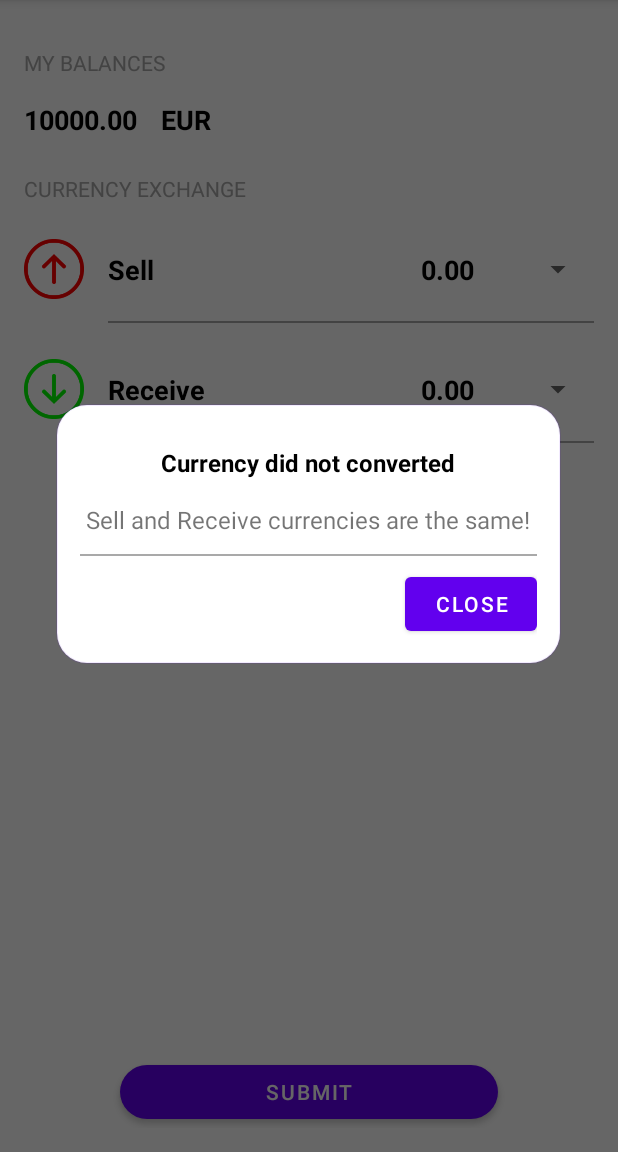
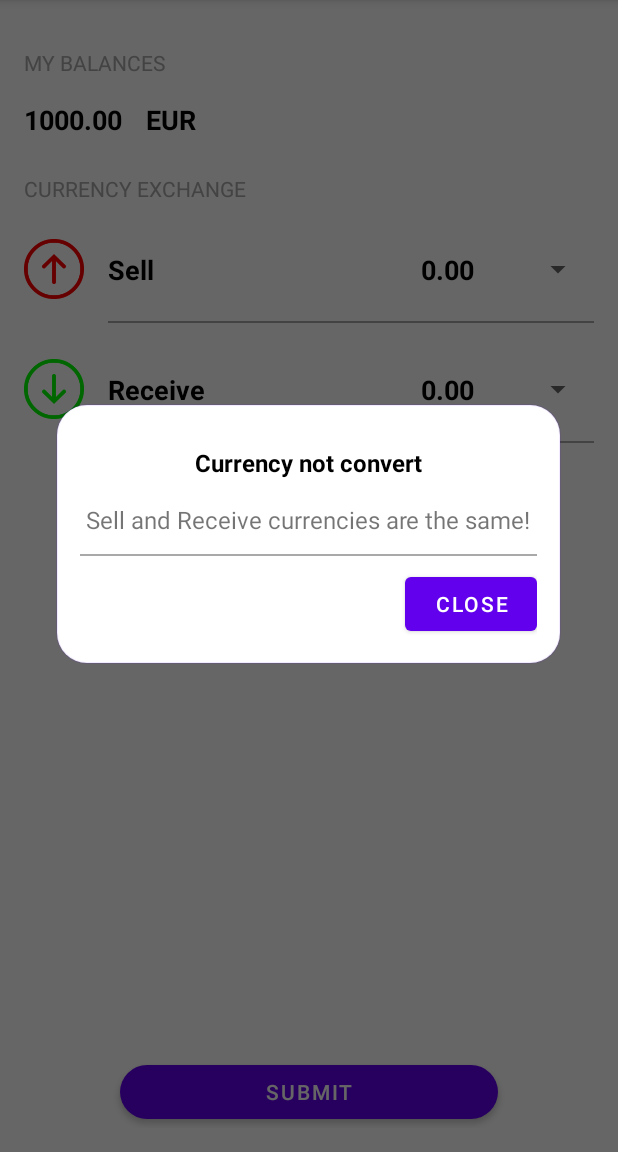
Before and after one commit to VaruzhSargsyan/ExamExchange, an Android app: the screen it shows after launch (MainActivity), after a tap on "SUBMIT", on a phone screen of 412 x 824 dp, the part 84-1236 px from its top. Run offline under Robolectric (Android 15) with nearby library versions, the phone set to English and light mode, and no system bars; our stand-ins replace Room's generated code; network calls fail; 1 statement that could not run was skipped.

Commit message:
- minor bug fixes - added a few comments

```diff
--- a/app/src/main/java/com/app/examexchange/application/Application.kt
+++ b/app/src/main/java/com/app/examexchange/application/Application.kt
@@ -13,9 +13,3 @@ class Application : Application() {
     private val applicationScope by lazy { CoroutineScope(SupervisorJob() + Dispatchers.IO) }
     val applicationModel: ApplicationModel by lazy { ApplicationModel(this@Application, applicationScope) }
 }
-
-fun Context.getThemeColor(@AttrRes id: Int): Int {
-    val typedValue = TypedValue()
-    this.theme.resolveAttribute(id, typedValue, true)
-    return ContextCompat.getColor(this, typedValue.resourceId)
-}
--- a/app/src/main/java/com/app/examexchange/database/MyDatabase.kt
+++ b/app/src/main/java/com/app/examexchange/database/MyDatabase.kt
@@ -28,7 +28,7 @@ abstract class MyDatabase : RoomDatabase() {
             super.onCreate(db)
             INSTANCE?.let { database ->
                 scope.launch {
-                    database.balanceDao().upsert(listOf(Balance(currency = "EUR", value = 10000.0f)))
+                    database.balanceDao().upsert(listOf(Balance(currency = "EUR", value = 1000.0f)))
                     database.ruleDao().insert(getRules())
                 }
             }
--- a/app/src/main/java/com/app/examexchange/database/dao/CurrencyDao.kt
+++ b/app/src/main/java/com/app/examexchange/database/dao/CurrencyDao.kt
@@ -12,5 +12,5 @@ interface CurrencyDao {
     fun allCurrencies(): Flow<List<Currency>>
 
     @Upsert
-    fun updateCurrencies(listCurrency: List<Currency>)
+    suspend fun updateCurrencies(listCurrency: List<Currency>)
 }
--- a/app/src/main/java/com/app/examexchange/database/dao/ExchangeDao.kt
+++ b/app/src/main/java/com/app/examexchange/database/dao/ExchangeDao.kt
@@ -6,7 +6,6 @@ import androidx.room.OnConflictStrategy
 import androidx.room.RawQuery
 import androidx.sqlite.db.SupportSQLiteQuery
 import com.app.examexchange.database.entities.Exchange
-
 
 @Dao
 interface ExchangeDao {
--- a/app/src/main/java/com/app/examexchange/database/entities/Balance.kt
+++ b/app/src/main/java/com/app/examexchange/database/entities/Balance.kt
@@ -9,8 +9,6 @@ data class Balance (
     @PrimaryKey
     @ColumnInfo(name = "currency") val currency: String,
     @ColumnInfo(name = "value") val value: Float
-) : Comparable<Balance> {
+) {
     fun getFormattedValueString() = String.format("%.2f", value)
-
-    override fun compareTo(other: Balance) = value.compareTo(other.value)
 }
--- a/app/src/main/java/com/app/examexchange/database/entities/Currencies.kt
+++ b/app/src/main/java/com/app/examexchange/database/entities/Currencies.kt
@@ -12,4 +12,5 @@ data class Currencies(
         rates.entries.forEach { entry -> listCurrency.add(Currency(entry.key, entry.value)) }
         return listCurrency
     }
+
 }
--- a/app/src/main/java/com/app/examexchange/database/entities/Exchange.kt
+++ b/app/src/main/java/com/app/examexchange/database/entities/Exchange.kt
@@ -36,6 +36,6 @@ class Exchange(@PrimaryKey(autoGenerate = true) val id: Int = 0,
 
     fun updateFeeRate(rate: Float) {
         feeRate = rate
-        feeSum = if (feeRate != 0f) sumSell / feeRate else 0f
+        feeSum = if (feeRate != 0f) sumSell * feeRate else 0f
     }
 }
--- a/app/src/main/java/com/app/examexchange/database/entities/Rule.kt
+++ b/app/src/main/java/com/app/examexchange/database/entities/Rule.kt
@@ -3,6 +3,13 @@ package com.app.examexchange.database.entities
 import androidx.room.ColumnInfo
 import androidx.room.Entity
 import androidx.room.PrimaryKey
+
+/*
+ * Rule is simple has a few fields to provide a solution for current task.
+ * It is supposed it can be replaced/updated for more different tasks
+ * Currently there were 3 cases described in task.
+ * For more details you may look into created rules in the bottom of this file
+ */
 
 @Entity(tableName = "table_rules")
 data class Rule (
@@ -21,16 +28,23 @@ object RuleTypes {
     const val CONVERSION_MAXIMAL_LIMIT_IN_EURO = "Conversion limit calculation"
 }
 
+// TODO: make the inputs for rules as parameters, that can be passed from backend,
+//  if we keep the rule scripts in the backend we will need to solve the security issues
+//  depending on the architecture for rules we can modify this
+
 private val rule1 = Rule("The first five currency exchanges are free of charge.",
     "SELECT CAST(CASE WHEN COUNT(id) < 5 THEN 1 ELSE 0 END AS BIT) FROM table_exchanges;",
         RuleTypes.SCRIPT_RUN_ON_EXCHANGE)
+
 private val rule2 = Rule("Every tenth conversion is free.",
-    "SELECT CAST(CASE WHEN COUNT(id) % 3 = 0 THEN 1 ELSE 0 END AS BIT) FROM table_exchanges;",
+    "SELECT CAST(CASE WHEN COUNT(id) % 10 = 0 THEN 1 ELSE 0 END AS BIT) FROM table_exchanges;",
         RuleTypes.SCRIPT_RUN_ON_EXCHANGE)
+
 private val rule3 = Rule("Default fee value is equal to 0.7%.",
     "0.007",
         RuleTypes.DEFAULT_FEE)
+
 private val rule4 = Rule("Conversion of up to 200 Euros is free of charge etc.",
-    "SELECT CAST(CASE WHEN MOD(COUNT(id), 10) = 0 THEN 1 ELSE 0 END AS BIT) FROM table_exchanges;",
+    "200",
     RuleTypes.CONVERSION_MAXIMAL_LIMIT_IN_EURO)
 fun getRules() = listOf(rule1, rule2, rule3, rule4)
--- a/app/src/main/java/com/app/examexchange/model/AbstractViewModel.kt
+++ b/app/src/main/java/com/app/examexchange/model/AbstractViewModel.kt
@@ -6,6 +6,9 @@ import com.app.examexchange.api.Client
 import com.app.examexchange.application.ApplicationModel
 import com.app.examexchange.reopsitories.DatabaseRepository
 
+/*
+ * This class is made with a hope to use for other View Models if they could be created
+ */
 abstract class AbstractViewModel(protected val applicationModel: ApplicationModel) : ViewModel() {
     protected val api: Api by lazy { Client.getClient().create(Api::class.java) }
 }
--- a/app/src/main/java/com/app/examexchange/model/BindingFactory.kt
+++ b/app/src/main/java/com/app/examexchange/model/BindingFactory.kt
@@ -12,6 +12,10 @@ import com.app.examexchange.databinding.ListItemCurrencySpinnerBinding
 import com.app.examexchange.databinding.ViewCurrencyBinding
 import com.app.examexchange.databinding.ViewProgressBinding
 
+/*
+ * Binding Factory is a place to collect layout inflation: all in one place.
+ * Both members are static
+ */
 @Suppress("UNCHECKED_CAST")
 class BindingFactory {
     companion object {
--- a/app/src/main/java/com/app/examexchange/model/ViewModelFactory.kt
+++ b/app/src/main/java/com/app/examexchange/model/ViewModelFactory.kt
@@ -5,6 +5,9 @@ import androidx.lifecycle.ViewModelProvider
 import com.app.examexchange.application.ApplicationModel
 import com.app.examexchange.ui.screens.MainViewModel
 
+/*
+ * View Model Factory
+ */
 class ViewModelFactory(private val applicationModel: ApplicationModel) : ViewModelProvider.Factory {
     override fun <T: ViewModel> create(modelClass: Class<T>) : T {
         if (modelClass.isAssignableFrom(MainViewModel::class.java))
--- a/app/src/main/java/com/app/examexchange/ui/custom/CurrencyView.kt
+++ b/app/src/main/java/com/app/examexchange/ui/custom/CurrencyView.kt
@@ -17,6 +17,10 @@ import com.app.examexchange.databinding.ViewCurrencyBinding
 import com.app.examexchange.model.BindingFactory
 import kotlin.math.min
 
+
+/*
+ * Custom UI for sell and receive conversion
+ */
 class CurrencyView : ConstraintLayout {
     private val binding: ViewCurrencyBinding by lazy { BindingFactory.bind(context, R.layout.view_currency) }
     private lateinit var blockCurrency: (String) -> Unit
--- a/app/src/main/java/com/app/examexchange/ui/custom/ProgressView.kt
+++ b/app/src/main/java/com/app/examexchange/ui/custom/ProgressView.kt
@@ -8,6 +8,9 @@ import com.app.examexchange.R
 import com.app.examexchange.databinding.ViewProgressBinding
 import com.app.examexchange.model.BindingFactory
 
+/*
+ * Custom Progress Bar UI to lock the screen for back calls
+ */
 class ProgressView : ConstraintLayout {
     private val binding: ViewProgressBinding by lazy { BindingFactory.bind(context, R.layout.view_progress) }
 
--- a/app/src/main/java/com/app/examexchange/ui/custom/SimpleDialog.kt
+++ b/app/src/main/java/com/app/examexchange/ui/custom/SimpleDialog.kt
@@ -8,14 +8,13 @@ import com.app.examexchange.R
 import com.app.examexchange.databinding.DialogSimpleBinding
 import com.app.examexchange.model.BindingFactory
 
+/*
+ * Custom dialog
+ */
 class SimpleDialog(context: Context?, title: String, message: String, private val block: () -> Unit) : Runnable {
     private val dialog: Dialog
 
     override fun run() {
-        show()
-    }
-
-    private fun show() {
         dialog.show()
     }
 
--- a/app/src/main/java/com/app/examexchange/ui/screens/MainActivity.kt
+++ b/app/src/main/java/com/app/examexchange/ui/screens/MainActivity.kt
@@ -13,6 +13,9 @@ import com.app.examexchange.ui.custom.SimpleDialog
 import com.kotlin.exam1.BalanceAdapter
 import kotlin.streams.toList
 
+/*
+ * The only activity in the task :)
+ */
 class MainActivity : AppCompatActivity() {
 
     private val viewModel: MainViewModel by viewModels { ViewModelFactory((application as Application).applicationModel) }
@@ -23,12 +26,19 @@ class MainActivity : AppCompatActivity() {
     override fun onCreate(savedInstanceState: Bundle?) {
         super.onCreate(savedInstanceState)
 
+        initUI()
+        initModel()
+    }
+
+    private fun showSimpleDialog(title: String, message: String, block: () -> Unit) {
+        this@MainActivity.runOnUiThread(SimpleDialog(this@MainActivity, title, message, block))
+    }
+
+    private fun initUI () {
         binding = BindingFactory.bind(this, R.layout.activity_main)
         setContentView(binding.root)
 
-        binding.buttonSubmit.setOnClickListener {
-            viewModel.verifyAndSubmitExchange()
-        }
+        binding.buttonSubmit.setOnClickListener { viewModel.verifyAndSubmitExchange() }
 
         binding.listBalances.adapter = balanceAdapter
         binding.viewCell.setup(
@@ -39,7 +49,9 @@ class MainActivity : AppCompatActivity() {
             { currency-> viewModel.updateReceiveCurrency(currency) },
             { sum -> viewModel.updateReceiveSum(sum) }
         )
+    }
 
+    private fun initModel() {
         viewModel.listBalance.observe(this) { listBalance ->
             balanceAdapter.updateBalance(listBalance)
         }
@@ -75,8 +87,4 @@ class MainActivity : AppCompatActivity() {
             it?.let { showSimpleDialog(it.first, it.second) {} }
         }
     }
-
-    private fun showSimpleDialog(title: String, message: String, block: () -> Unit) {
-        this@MainActivity.runOnUiThread(SimpleDialog(this@MainActivity, title, message, block))
-    }
 }
--- a/app/src/main/java/com/app/examexchange/utils/EventManager.kt
+++ b/app/src/main/java/com/app/examexchange/utils/EventManager.kt
@@ -3,6 +3,11 @@ package com.app.examexchange.utils
 import java.util.concurrent.ScheduledThreadPoolExecutor
 import java.util.concurrent.TimeUnit
 
+/*
+ * The event generator which is able to call the block after about 5 seconds
+ * Used Scheduled Thread Pool which is more comfortable to control the time delays
+ * and tasks in in pool.
+ */
 class EventManager {
     private val threadPool = ScheduledThreadPoolExecutor(1)
     private var delayInSeconds: Long = 5
--- a/app/src/main/res/values/strings.xml
+++ b/app/src/main/res/values/strings.xml
@@ -12,7 +12,7 @@
     <string name="text_please_enter_positive_values">Please enter positive values!</string>
 
     <string name="title_currency_converted">Currency converted</string>
-    <string name="title_currency_did_not_converted">Currency did not converted</string>
+    <string name="title_currency_did_not_converted">Currency not convert</string>
 
     <string name="button_submit">Submit</string>
     <string name="button_close">Close</string>
```
Also changed, not shown: app/src/main/java/com/app/examexchange/application/ApplicationModel.kt (+7 -0 lines), app/src/main/java/com/app/examexchange/model/FeeCalculator.kt (+14 -4 lines), app/src/main/java/com/app/examexchange/ui/screens/MainViewModel.kt (+5 -2 lines).
